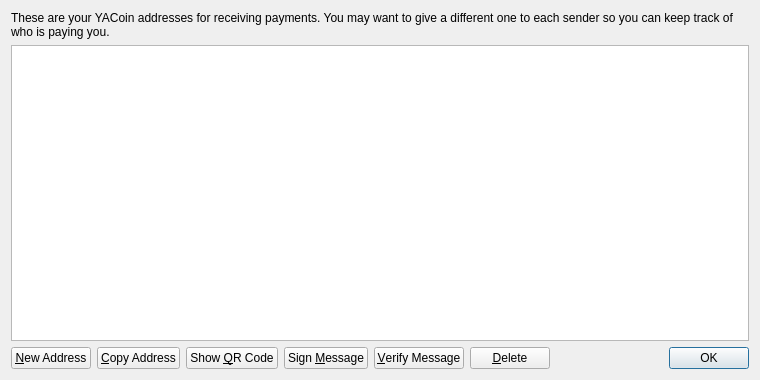
Above: src/qt/forms/addressbookpage.ui from yacoin/yacoin before the change. Below: the same form after it.
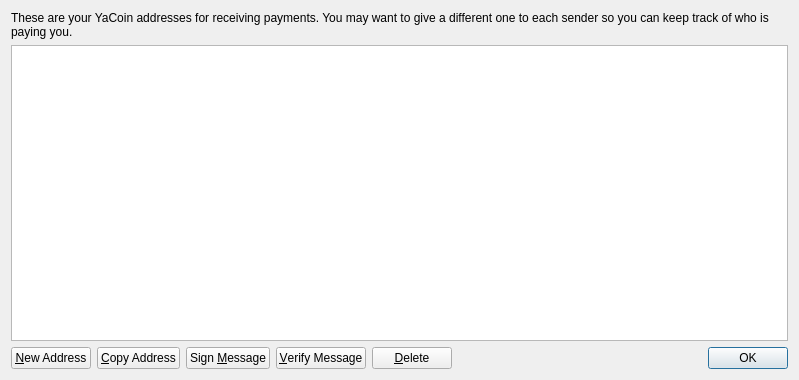
That is the form after the change. Icons and pictures are not drawn.

The edit to the form file:
```diff
--- a/src/qt/forms/addressbookpage.ui
+++ b/src/qt/forms/addressbookpage.ui
@@ -6,7 +6,7 @@
    <rect>
     <x>0</x>
     <y>0</y>
-    <width>760</width>
+    <width>799</width>
     <height>380</height>
    </rect>
   </property>
@@ -17,7 +17,7 @@
    <item>
     <widget class="QLabel" name="labelExplanation">
      <property name="text">
-      <string>These are your YACoin addresses for receiving payments. You may want to give a different one to each sender so you can keep track of who is paying you.</string>
+      <string>These are your YaCoin addresses for receiving payments. You may want to give a different one to each sender so you can keep track of who is paying you.</string>
      </property>
      <property name="textFormat">
       <enum>Qt::PlainText</enum>
@@ -85,17 +85,6 @@
        </property>
       </widget>
      </item>
-     <item>
-      <widget class="QPushButton" name="showQRCode">
-       <property name="text">
-        <string>Show &amp;QR Code</string>
-       </property>
-       <property name="icon">
-        <iconset resource="../bitcoin.qrc">
-         <normaloff>:/icons/qrcode</normaloff>:/icons/qrcode</iconset>
-       </property>
-      </widget>
-     </item>
      <item>
       <widget class="QPushButton" name="signMessage">
        <property name="toolTip">
```
Left out of the diff: 4 changed lines with no effect on the pictures.
